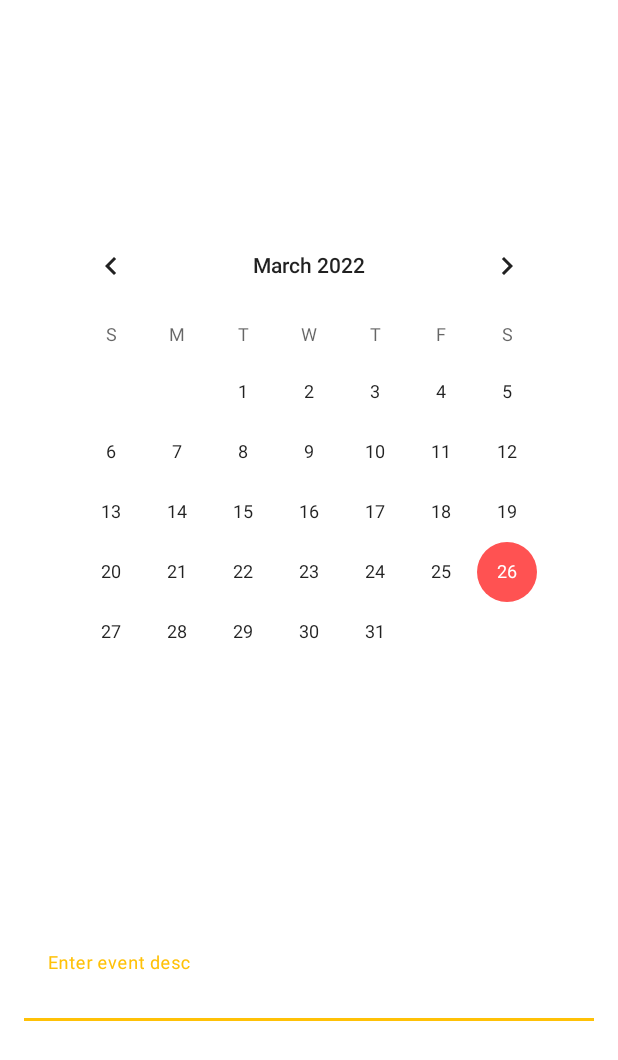
After one commit to Elizav555/GiftGiver, an Android app: the layout dialog_add_event.xml on its own in the app's theme, with its tools: preview values and no code run, on a phone screen of 412 x 824 dp. The commit adds this screen. Shown: the top 1060 px of the screen. Run offline under Robolectric (Android 15) with nearby library versions, the phone set to English and light mode, and no system bars.

Commit message:
adding events implemented

```diff
--- a/app/src/main/java/com/example/giftgiver/data/firebase/ClientsRepositoryImpl.kt
+++ b/app/src/main/java/com/example/giftgiver/data/firebase/ClientsRepositoryImpl.kt
@@ -78,12 +78,12 @@ class ClientsRepositoryImpl(
 
     fun updateCart(vkId: Long, gifts: List<Gift>) {
         val giftsFB = gifts.map { fbMapper.mapGiftToFB(it) }
-        clients.document(vkId.toString()).update("${FieldPath.of(GIFTS)}", giftsFB)
+        clients.document(vkId.toString()).update("${FieldPath.of(CART,GIFTS)}", giftsFB)
     }
 
     fun updateCalendar(vkId: Long, events: List<Event>) {
         val eventsFB = events.map { fbMapper.mapEventToFB(it) }
-        clients.document("$vkId").update("${FieldPath.of(EVENTS)}", eventsFB)
+        clients.document("$vkId").update("${FieldPath.of(CALENDAR, EVENTS)}", eventsFB)
     }
 
     fun updateFavFriends(vkId: Long, friends: List<Client>) {
--- a/app/src/main/java/com/example/giftgiver/data/firebase/entities/EventFB.kt
+++ b/app/src/main/java/com/example/giftgiver/data/firebase/entities/EventFB.kt
@@ -3,7 +3,6 @@ package com.example.giftgiver.data.firebase.entities
 import java.util.*
 
 data class EventFB(
-    val name: String = "",
-    val date: Calendar = Calendar.getInstance(),
-    val desc: String?,
+    val date: Date = Date(),
+    val desc: String? = "",
 )
--- a/app/src/main/java/com/example/giftgiver/data/firebase/entities/UserInfoFB.kt
+++ b/app/src/main/java/com/example/giftgiver/data/firebase/entities/UserInfoFB.kt
@@ -3,6 +3,6 @@ package com.example.giftgiver.data.firebase.entities
 data class UserInfoFB(
     val name: String = "",
     val photo: String = "",
-    val bdate: String? = "",
+    val bdate: String? = null,
     val about: String? = "",
 )
--- a/app/src/main/java/com/example/giftgiver/data/room/entities/EventR.kt
+++ b/app/src/main/java/com/example/giftgiver/data/room/entities/EventR.kt
@@ -10,7 +10,6 @@ import java.util.*
 @Parcelize
 data class EventR(
     @PrimaryKey(autoGenerate = false) val id: Long,
-    val name: String,
     val date: Calendar,
     val desc: String?,
 ) : Parcelable
--- a/app/src/main/java/com/example/giftgiver/domain/entities/Calendar.kt
+++ b/app/src/main/java/com/example/giftgiver/domain/entities/Calendar.kt
@@ -5,5 +5,5 @@ import kotlinx.parcelize.Parcelize
 
 @Parcelize
 data class Calendar(
-    var events: List<Event> = listOf(),
-):Parcelable
+    var events: MutableList<Event> = mutableListOf(),
+) : Parcelable
--- a/app/src/main/java/com/example/giftgiver/domain/entities/Event.kt
+++ b/app/src/main/java/com/example/giftgiver/domain/entities/Event.kt
@@ -6,7 +6,6 @@ import java.util.Calendar
 
 @Parcelize
 data class Event(
-    val name: String,
     val date: Calendar,
-    val desc: String?,
+    val desc: String? = "",
 ) : Parcelable
--- a/app/src/main/java/com/example/giftgiver/domain/entities/UserInfo.kt
+++ b/app/src/main/java/com/example/giftgiver/domain/entities/UserInfo.kt
@@ -8,6 +8,6 @@ data class UserInfo(
     val vkId: Long,
     var name: String = "",
     var photo: String = "",
-    var bdate: String? = "",
+    var bdate: String? = null,
     var about: String? = "",
 ) : Parcelable
--- a/app/src/main/java/com/example/giftgiver/domain/usecase/GetHolidays.kt
+++ b/app/src/main/java/com/example/giftgiver/domain/usecase/GetHolidays.kt
@@ -11,7 +11,7 @@ class GetHolidays(
     private val holidayRepository: HolidayRepository,
     private val dispatcher: CoroutineDispatcher = Dispatchers.Main
 ) {
-    suspend operator fun invoke(year: String?): List<Event> {
+    suspend operator fun invoke(year: String?): List<Event>? {
         val curYear = year ?: Calendar.getInstance().get(Calendar.YEAR).toString()
         return withContext(dispatcher) {
             holidayRepository.getHolidays(curYear)
--- /dev/null
+++ b/app/src/main/res/layout/dialog_add_event.xml
@@ -0,0 +1,37 @@
+<?xml version="1.0" encoding="utf-8"?>
+<androidx.constraintlayout.widget.ConstraintLayout xmlns:android="http://schemas.android.com/apk/res/android"
+    xmlns:app="http://schemas.android.com/apk/res-auto"
+    xmlns:tools="http://schemas.android.com/tools"
+    android:layout_width="match_parent"
+    android:layout_height="match_parent">
+
+    <CalendarView
+        android:id="@+id/calendarView"
+        android:layout_width="wrap_content"
+        android:layout_height="wrap_content"
+        app:layout_constraintBottom_toTopOf="@+id/til_event_desc"
+        app:layout_constraintEnd_toEndOf="parent"
+        app:layout_constraintHorizontal_bias="0.5"
+        app:layout_constraintStart_toStartOf="parent"
+        app:layout_constraintTop_toTopOf="parent" />
+
+    <com.google.android.material.textfield.TextInputLayout
+        android:id="@+id/til_event_desc"
+        android:layout_width="0dp"
+        android:layout_height="wrap_content"
+        android:layout_marginStart="16dp"
+        android:layout_marginEnd="16dp"
+        app:boxBackgroundColor="@color/white"
+        app:layout_constraintBottom_toBottomOf="parent"
+        app:layout_constraintEnd_toEndOf="parent"
+        app:layout_constraintHorizontal_bias="0.5"
+        app:layout_constraintStart_toStartOf="parent"
+        app:layout_constraintTop_toBottomOf="@+id/calendarView">
+
+        <com.google.android.material.textfield.TextInputEditText
+            android:id="@+id/et_event_desc"
+            android:layout_width="match_parent"
+            android:layout_height="wrap_content"
+            android:hint="Enter event desc" />
+    </com.google.android.material.textfield.TextInputLayout>
+</androidx.constraintlayout.widget.ConstraintLayout>
--- a/app/src/main/res/layout/fragment_calendar.xml
+++ b/app/src/main/res/layout/fragment_calendar.xml
@@ -7,7 +7,7 @@
     tools:context=".presentation.fragments.CalendarFragment">
 
     <com.applandeo.materialcalendarview.CalendarView
-        android:id="@+id/calendarView"
+        android:id="@+id/calendar"
         android:layout_width="wrap_content"
         android:layout_height="wrap_content"
         android:layout_marginStart="32dp"
@@ -33,7 +33,7 @@
         android:textSize="20sp"
         android:textStyle="bold"
         app:layout_constraintStart_toStartOf="parent"
-        app:layout_constraintTop_toBottomOf="@+id/calendarView" />
+        app:layout_constraintTop_toBottomOf="@+id/calendar" />
 
     <TextView
         android:id="@+id/tv_description"
@@ -46,6 +46,6 @@
         android:textSize="20sp"
         app:layout_constraintEnd_toEndOf="parent"
         app:layout_constraintStart_toEndOf="@+id/tv_date"
-        app:layout_constraintTop_toBottomOf="@+id/calendarView" />
+        app:layout_constraintTop_toBottomOf="@+id/calendar" />
 
 </androidx.constraintlayout.widget.ConstraintLayout>
--- a/app/src/main/res/values/strings.xml
+++ b/app/src/main/res/values/strings.xml
@@ -28,6 +28,7 @@
     <string name="logout">Logout</string>
     <string name="log_in_using_vk">Log in using Vk</string>
     <string name="friend_wishlist">%1$s\'s %2$s Wishlist</string>
+    <string name="friend_bday">%1$s\'s bday</string>
     <string name="search">Search</string>
     <string name="add_delete_from_fav">Add/Delete from fav</string>
     <string name="change_image">Change image</string>
```
Also changed, not shown: app/src/main/java/com/example/giftgiver/data/mappers/DateMapper.kt (added, +18 -0 lines), app/src/main/java/com/example/giftgiver/data/mappers/FBMapper.kt (+10 -4 lines), app/src/main/java/com/example/giftgiver/data/mappers/HolidayMapper.kt (+2 -16 lines), app/src/main/java/com/example/giftgiver/presentation/fragments/AddEventDialog.kt (added, +41 -0 lines), app/src/main/java/com/example/giftgiver/presentation/fragments/CalendarFragment.kt (+55 -22 lines).
